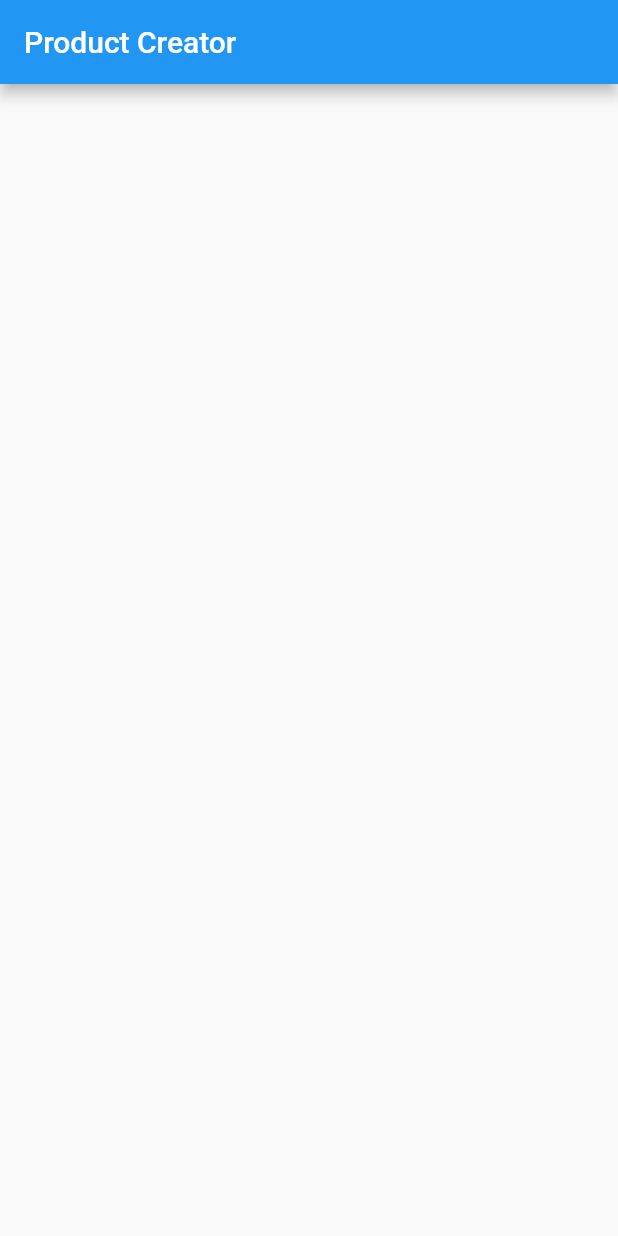
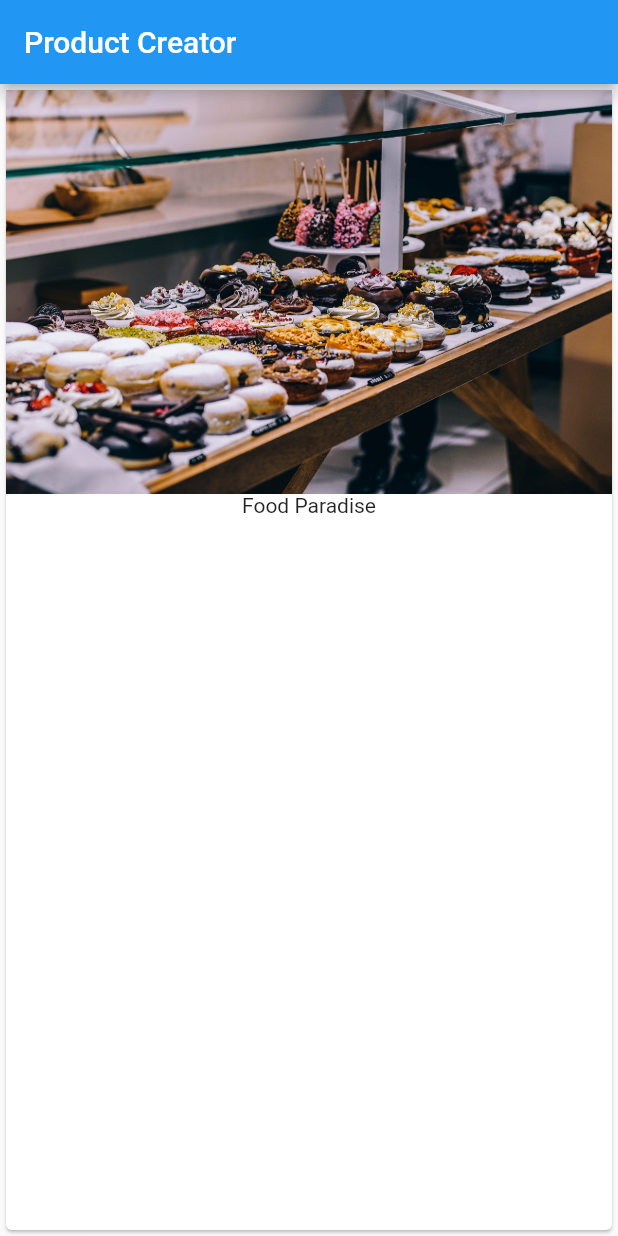
Before and after one commit to Liight/flutter_ProductCreator, a Flutter app: the screen it shows after launch, on a phone screen of 412 x 824 dp. Run offline on Flutter 3.47's test engine with Material 2 defaults, Android fonts, the phone set to English and light mode, and no system bars.

Commit message:
Import assets pictures and display as a card

```diff
--- a/lib/main.dart
+++ b/lib/main.dart
@@ -1,16 +1,21 @@
 import 'package:flutter/material.dart';
 
-main() {
-  runApp(MyApp());
-}
+main() => runApp(MyApp());
 
 class MyApp extends StatelessWidget {
-  build(context) {
+  @override
+  Widget build(BuildContext context) {
     return MaterialApp(
       home: Scaffold(
         appBar: AppBar(
           title: Text('Product Creator'),
         ),
+        body: Card(
+          child: Column(children: <Widget>[
+            Image.asset('assets/food.jpg'),
+            Text('Food Paradise')
+          ]),
+        ),
       ),
     );
   }
--- a/pubspec.yaml
+++ b/pubspec.yaml
@@ -37,8 +37,8 @@ flutter:
   uses-material-design: true
 
   # To add assets to your application, add an assets section, like this:
-  # assets:
-  #  - images/a_dot_burr.jpeg
+  assets:
+   - assets/food.jpg
   #  - images/a_dot_ham.jpeg
 
   # An image asset can refer to one or more resolution-specific "variants", see
```
Also changed, not shown: assets/food.jpg (added).
